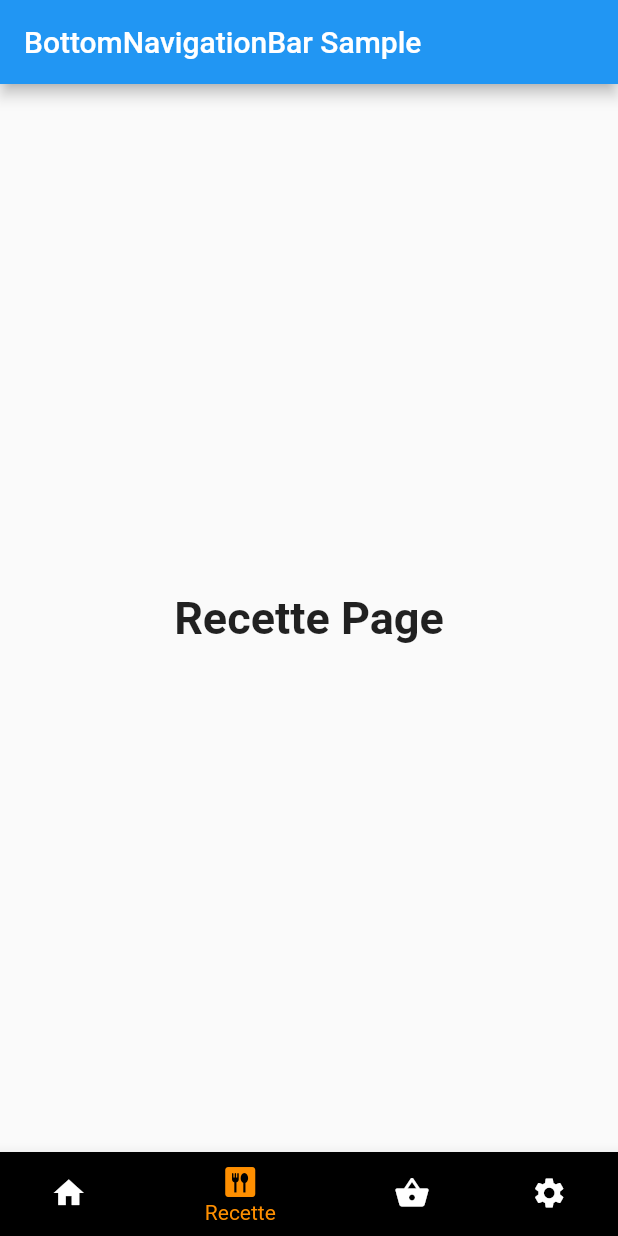
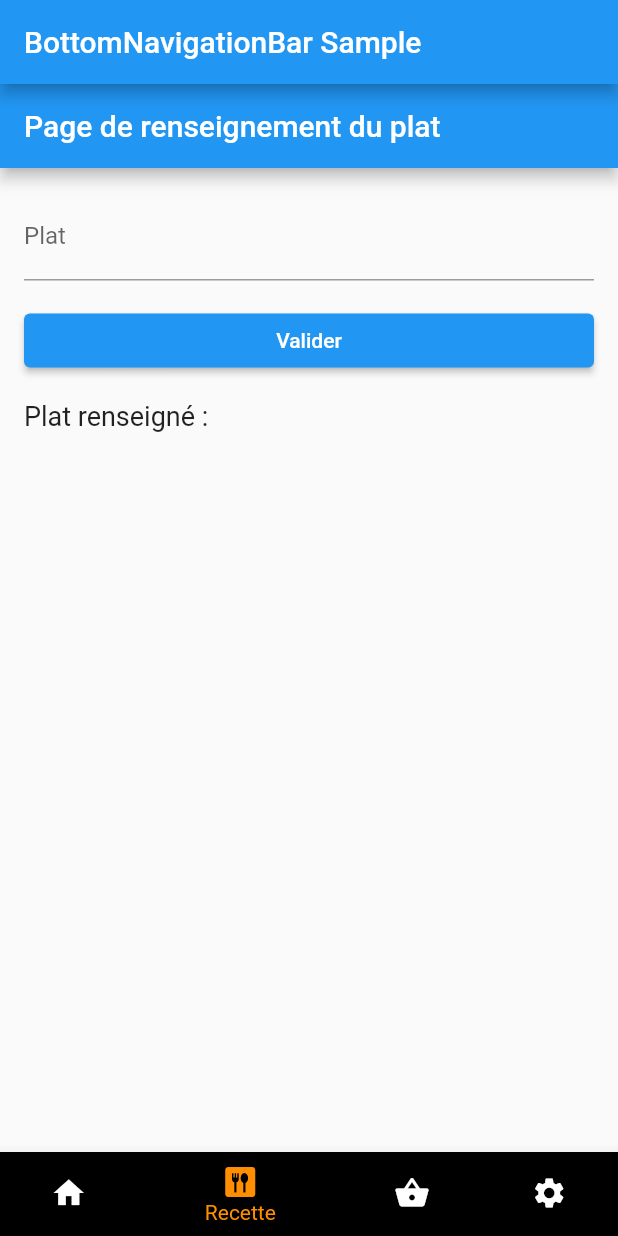
Before and after one commit to LaymajouxClement/flavor_hive, a Flutter app: the screen it shows after launch, item 2 of the bottom bar chosen, on a phone screen of 412 x 824 dp. Run offline on Flutter 3.47's test engine with Material 2 defaults, Android fonts, the phone set to English and light mode, and no system bars.

Commit message:
Update recette_view.dart

```diff
--- a/lib/views/recette_view.dart
+++ b/lib/views/recette_view.dart
@@ -1,14 +1,52 @@
 import 'package:flutter/material.dart';
 
-class RecetteScreen extends StatelessWidget {
-  const RecetteScreen({super.key});
+class RecetteScreen extends StatefulWidget {
+  @override
+  _RecetteScreenState createState() => _RecetteScreenState();
+}
+
+class _RecetteScreenState extends State<RecetteScreen> {
+  String plat = '';
+
+  void validerPlat() {
+    setState(() {
+      plat = 'Couscous'; // Remplacez cette ligne par votre logique pour récupérer le plat demandé
+    });
+  }
 
   @override
   Widget build(BuildContext context) {
-    return const Center(
-      child: Text(
-        'Recette Page',
-        style: TextStyle(fontSize: 30, fontWeight: FontWeight.bold),
+    return Scaffold(
+      appBar: AppBar(
+        title: Text('Page de renseignement du plat'),
+      ),
+      body: Padding(
+        padding: EdgeInsets.all(16.0),
+        child: Column(
+          crossAxisAlignment: CrossAxisAlignment.stretch,
+          children: <Widget>[
+            TextField(
+              onChanged: (value) {
+                setState(() {
+                  plat = value;
+                });
+              },
+              decoration: InputDecoration(
+                labelText: 'Plat',
+              ),
+            ),
+            SizedBox(height: 16.0),
+            ElevatedButton(
+              onPressed: validerPlat,
+              child: Text('Valider'),
+            ),
+            SizedBox(height: 16.0),
+            Text(
+              'Plat renseigné : $plat',
+              style: TextStyle(fontSize: 18.0),
+            ),
+          ],
+        ),
       ),
     );
   }
```
